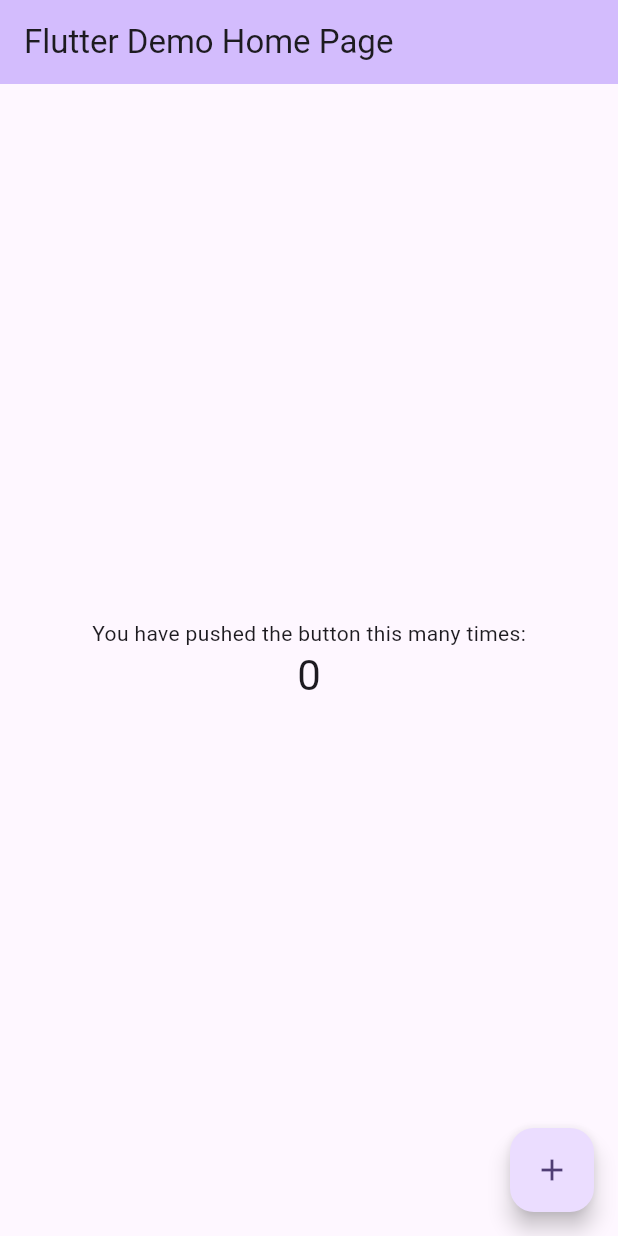
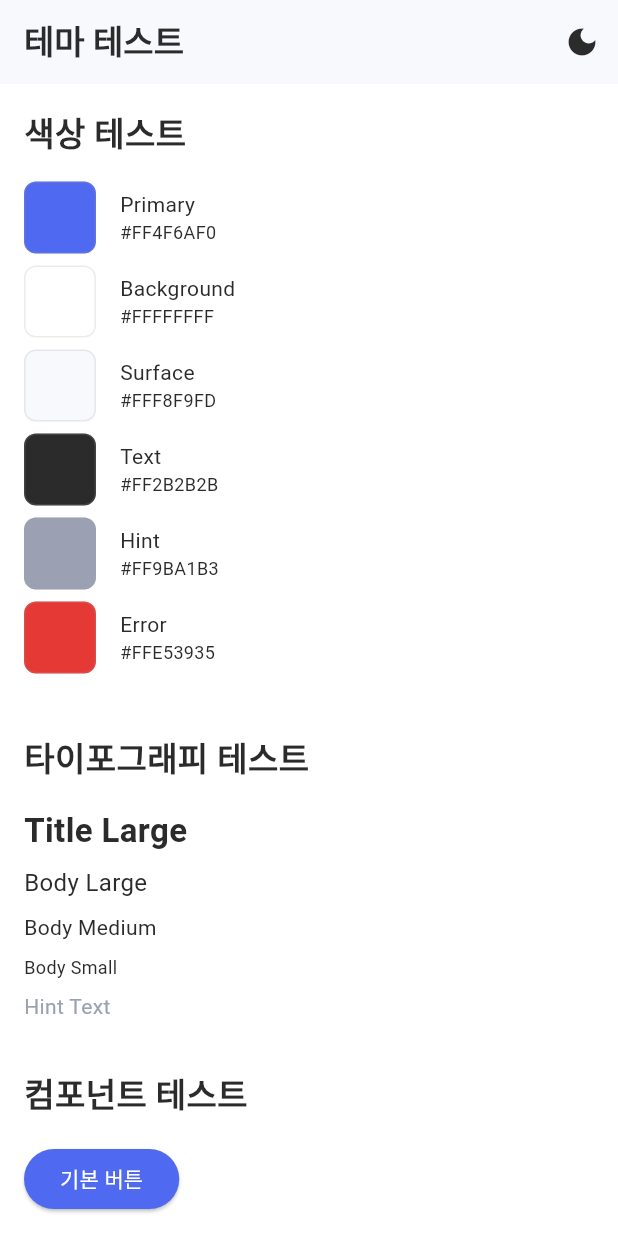
Before and after one commit to dev-gbc/qode, a Flutter app: the screen it shows after launch, on a phone screen of 412 x 824 dp. Run offline on Flutter 3.47's test engine with Material 3 defaults, Android fonts, the phone set to English and light mode, and no system bars; our stand-ins replace flutter_riverpod, riverpod_annotation; generated files the repository leaves out were written again; Roboto replaces fonts that are missing (Pretendard).

Commit message:
Add: add theme system

```diff
--- /dev/null
+++ b/lib/core/theme/foundation/app_color.dart
@@ -0,0 +1,23 @@
+part of 'app_theme.dart';
+
+class AppColor {
+  const AppColor({
+    required this.background,
+    required this.surface,
+    required this.text,
+    required this.hint,
+    required this.primary,
+    required this.onPrimary,
+    required this.error,
+    required this.onError,
+  });
+
+  final Color background;
+  final Color surface;
+  final Color text;
+  final Color hint;
+  final Color primary;
+  final Color onPrimary;
+  final Color error;
+  final Color onError;
+}
--- /dev/null
+++ b/lib/core/theme/foundation/app_font.dart
@@ -0,0 +1,51 @@
+part of 'app_theme.dart';
+
+class AppFont {
+  AppFont({
+    required this.font,
+    required this.textColor,
+    required this.hintColor,
+  });
+
+  final Font font;
+  final Color textColor;
+  final Color hintColor;
+
+  // 기본 텍스트 스타일
+  TextStyle get bodyLarge => TextStyle(
+        fontFamily: font.name,
+        fontSize: 16,
+        fontWeight: font.regular,
+        color: textColor,
+      );
+
+  TextStyle get bodyMedium => TextStyle(
+        fontFamily: font.name,
+        fontSize: 14,
+        fontWeight: font.regular,
+        color: textColor,
+      );
+
+  TextStyle get bodySmall => TextStyle(
+        fontFamily: font.name,
+        fontSize: 12,
+        fontWeight: font.regular,
+        color: textColor,
+      );
+
+  // 제목 스타일
+  TextStyle get titleLarge => TextStyle(
+        fontFamily: font.name,
+        fontSize: 22,
+        fontWeight: font.bold,
+        color: textColor,
+      );
+
+  // 힌트 스타일
+  TextStyle get hint => TextStyle(
+        fontFamily: font.name,
+        fontSize: 14,
+        fontWeight: font.regular,
+        color: hintColor,
+      );
+}
--- /dev/null
+++ b/lib/core/theme/foundation/app_mode.dart
@@ -0,0 +1,15 @@
+part of 'app_theme.dart';
+
+enum AppMode {
+  light,
+  dark;
+
+  String toJson() => name;
+
+  static AppMode fromJson(String json) {
+    return AppMode.values.firstWhere(
+      (mode) => mode.name == json,
+      orElse: () => AppMode.light,
+    );
+  }
+}
--- /dev/null
+++ b/lib/core/theme/pages/theme_test_page.dart
@@ -0,0 +1,186 @@
+// lib/core/theme/test/theme_test_page.dart
+
+import 'package:flutter/material.dart';
+import 'package:flutter_riverpod/flutter_riverpod.dart';
+import 'package:qode/core/theme/foundation/app_theme.dart';
+import 'package:qode/core/theme/providers/theme_provider.dart';
+
+class ThemeTestPage extends ConsumerWidget {
+  const ThemeTestPage({super.key});
+
+  @override
+  Widget build(BuildContext context, WidgetRef ref) {
+    final theme = ref.theme;
+    final color = ref.color;
+    final font = ref.font;
+
+    return Scaffold(
+      backgroundColor: color.background,
+      appBar: AppBar(
+        backgroundColor: color.surface,
+        title: Text('테마 테스트', style: font.titleLarge),
+        actions: [
+          IconButton(
+            icon: Icon(
+              theme.mode == AppMode.light ? Icons.dark_mode : Icons.light_mode,
+              color: color.text,
+            ),
+            onPressed: () => ref.read(themeProvider.notifier).toggleTheme(),
+          ),
+        ],
+      ),
+      body: SingleChildScrollView(
+        padding: const EdgeInsets.all(16),
+        child: Column(
+          crossAxisAlignment: CrossAxisAlignment.start,
+          children: [
+            // 색상 섹션
+            _buildSection(
+              title: '색상 테스트',
+              content: Column(
+                crossAxisAlignment: CrossAxisAlignment.start,
+                children: [
+                  _buildColorTile('Primary', color.primary),
+                  _buildColorTile('Background', color.background),
+                  _buildColorTile('Surface', color.surface),
+                  _buildColorTile('Text', color.text),
+                  _buildColorTile('Hint', color.hint),
+                  _buildColorTile('Error', color.error),
+                ],
+              ),
+              font: font,
+              color: color,
+            ),
+
+            const SizedBox(height: 32),
+
+            // 타이포그래피 섹션
+            _buildSection(
+              title: '타이포그래피 테스트',
+              content: Column(
+                crossAxisAlignment: CrossAxisAlignment.start,
+                children: [
+                  Text('Title Large', style: font.titleLarge),
+                  const SizedBox(height: 8),
+                  Text('Body Large', style: font.bodyLarge),
+                  const SizedBox(height: 8),
+                  Text('Body Medium', style: font.bodyMedium),
+                  const SizedBox(height: 8),
+                  Text('Body Small', style: font.bodySmall),
+                  const SizedBox(height: 8),
+                  Text('Hint Text', style: font.hint),
+                ],
+              ),
+              font: font,
+              color: color,
+            ),
+
+            const SizedBox(height: 32),
+
+            // 컴포넌트 섹션
+            _buildSection(
+              title: '컴포넌트 테스트',
+              content: Column(
+                crossAxisAlignment: CrossAxisAlignment.start,
+                children: [
+                  // 버튼 예시
+                  ElevatedButton(
+                    style: ElevatedButton.styleFrom(
+                      backgroundColor: color.primary,
+                      foregroundColor: color.onPrimary,
+                    ),
+                    onPressed: () {},
+                    child: const Text('기본 버튼'),
+                  ),
+                  const SizedBox(height: 16),
+
+                  // 텍스트 필드 예시
+                  TextField(
+                    decoration: InputDecoration(
+                      hintText: '텍스트 입력',
+                      hintStyle: font.hint,
+                      filled: true,
+                      fillColor: color.surface,
+                      border: OutlineInputBorder(
+                        borderSide: BorderSide.none,
+                        borderRadius: BorderRadius.circular(8),
+                      ),
+                    ),
+                  ),
+                  const SizedBox(height: 16),
+
+                  // 카드 예시
+                  Container(
+                    padding: const EdgeInsets.all(16),
+                    decoration: BoxDecoration(
+                      color: color.surface,
+                      borderRadius: BorderRadius.circular(8),
+                    ),
+                    child: Column(
+                      crossAxisAlignment: CrossAxisAlignment.start,
+                      children: [
+                        Text('카드 타이틀', style: font.bodyLarge),
+                        const SizedBox(height: 8),
+                        Text('카드 내용', style: font.bodyMedium),
+                      ],
+                    ),
+                  ),
+                ],
+              ),
+              font: font,
+              color: color,
+            ),
+          ],
+        ),
+      ),
+    );
+  }
+
+  Widget _buildSection({
+    required String title,
+    required Widget content,
+    required AppFont font,
+    required AppColor color,
+  }) {
+    return Column(
+      crossAxisAlignment: CrossAxisAlignment.start,
+      children: [
+        Text(title, style: font.titleLarge),
+        const SizedBox(height: 16),
+        content,
+      ],
+    );
+  }
+
+  Widget _buildColorTile(String name, Color color) {
+    return Padding(
+      padding: const EdgeInsets.only(bottom: 8),
+      child: Row(
+        children: [
+          Container(
+            width: 48,
+            height: 48,
+            decoration: BoxDecoration(
+              color: color,
+              borderRadius: BorderRadius.circular(8),
+              border: Border.all(color: Colors.grey.withOpacity(0.2)),
+            ),
+          ),
+          const SizedBox(width: 16),
+          Expanded(
+            child: Column(
+              crossAxisAlignment: CrossAxisAlignment.start,
+              children: [
+                Text(name),
+                Text(
+                  '#${color.value.toRadixString(16).padLeft(8, '0').toUpperCase()}',
+                  style: const TextStyle(fontSize: 12),
+                ),
+              ],
+            ),
+          ),
+        ],
+      ),
+    );
+  }
+}
--- /dev/null
+++ b/lib/core/theme/resources/font.dart
@@ -0,0 +1,38 @@
+// lib/core/theme/resources/font.dart
+
+import 'package:flutter/material.dart';
+
+abstract class Font {
+  Font({
+    required this.name,
+    required this.regular,
+    required this.medium,
+    required this.semiBold,
+    required this.bold,
+  });
+
+  final String name;
+  final FontWeight regular;
+  final FontWeight medium;
+  final FontWeight semiBold;
+  final FontWeight bold;
+}
+
+class Pretendard implements Font {
+  const Pretendard();
+
+  @override
+  final String name = 'Pretendard';
+
+  @override
+  final FontWeight regular = FontWeight.w400;
+
+  @override
+  final FontWeight medium = FontWeight.w500;
+
+  @override
+  final FontWeight semiBold = FontWeight.w600;
+
+  @override
+  final FontWeight bold = FontWeight.w700;
+}
--- /dev/null
+++ b/lib/core/theme/theme/dark_theme.dart
@@ -0,0 +1,59 @@
+import 'package:flutter/material.dart';
+import 'package:qode/core/theme/foundation/app_theme.dart';
+import 'package:qode/core/theme/resources/font.dart';
+
+class DarkTheme implements AppTheme {
+  // 싱글톤 패턴 구현
+  static final DarkTheme _instance = DarkTheme._internal();
+  factory DarkTheme() => _instance;
+  DarkTheme._internal() {
+    _color = AppColor(
+      background: const Color(0xFF1A1A1A),
+      surface: const Color(0xFF242424),
+      text: const Color(0xFFF1F1F1),
+      hint: const Color(0xFF8E8E8E),
+      primary: const Color(0xFF6C85F2),
+      onPrimary: const Color(0xFF1A1A1A),
+      error: const Color(0xFFEF5350),
+      onError: const Color(0xFF1A1A1A),
+    );
+
+    _font = AppFont(
+      font: const Pretendard(),
+      textColor: _color.text,
+      hintColor: _color.hint,
+    );
+  }
+
+  late final AppColor _color;
+  late final AppFont _font;
+
+  @override
+  AppMode get mode => AppMode.dark;
+
+  @override
+  AppColor get color => _color;
+
+  @override
+  AppFont get font => _font;
+
+  @override
+  ThemeData get themeData => ThemeData(
+        brightness: Brightness.dark,
+        primaryColor: _color.primary,
+        scaffoldBackgroundColor: _color.background,
+        colorScheme: ColorScheme.dark(
+          primary: _color.primary,
+          onPrimary: _color.onPrimary,
+          error: _color.error,
+          onError: _color.onError,
+          surface: _color.surface,
+        ),
+        textTheme: TextTheme(
+          bodyLarge: _font.bodyLarge,
+          bodyMedium: _font.bodyMedium,
+          bodySmall: _font.bodySmall,
+          titleLarge: _font.titleLarge,
+        ),
+      );
+}
--- /dev/null
+++ b/lib/core/theme/theme/light_theme.dart
@@ -0,0 +1,59 @@
+import 'package:flutter/material.dart';
+import 'package:qode/core/theme/foundation/app_theme.dart';
+import 'package:qode/core/theme/resources/font.dart';
+
+class LightTheme implements AppTheme {
+  // 싱글톤 패턴 구현
+  static final LightTheme _instance = LightTheme._internal();
+  factory LightTheme() => _instance;
+  LightTheme._internal() {
+    _color = AppColor(
+      background: Colors.white,
+      surface: const Color(0xFFF8F9FD),
+      text: const Color(0xFF2B2B2B),
+      hint: const Color(0xFF9BA1B3),
+      primary: const Color(0xFF4F6AF0),
+      onPrimary: Colors.white,
+      error: const Color(0xFFE53935),
+      onError: Colors.white,
+    );
+
+    _font = AppFont(
+      font: const Pretendard(),
+      textColor: _color.text,
+      hintColor: _color.hint,
+    );
+  }
+
+  late final AppColor _color;
+  late final AppFont _font;
+
+  @override
+  AppMode get mode => AppMode.light;
+
+  @override
+  AppColor get color => _color;
+
+  @override
+  AppFont get font => _font;
+
+  @override
+  ThemeData get themeData => ThemeData(
+        brightness: Brightness.light,
+        primaryColor: _color.primary,
+        scaffoldBackgroundColor: _color.background,
+        colorScheme: ColorScheme.light(
+          primary: _color.primary,
+          onPrimary: _color.onPrimary,
+          error: _color.error,
+          onError: _color.onError,
+          surface: _color.surface,
+        ),
+        textTheme: TextTheme(
+          bodyLarge: _font.bodyLarge,
+          bodyMedium: _font.bodyMedium,
+          bodySmall: _font.bodySmall,
+          titleLarge: _font.titleLarge,
+        ),
+      );
+}
--- a/lib/main.dart
+++ b/lib/main.dart
@@ -1,69 +1,27 @@
 import 'package:flutter/material.dart';
+import 'package:flutter_riverpod/flutter_riverpod.dart';
+import 'package:qode/core/theme/pages/theme_test_page.dart';
+import 'package:qode/core/theme/providers/theme_provider.dart';
 
 void main() {
-  runApp(const MyApp());
+  runApp(
+    const ProviderScope(
+      child: MyApp(),
+    ),
+  );
 }
 
-class MyApp extends StatelessWidget {
+class MyApp extends ConsumerWidget {
   const MyApp({super.key});
 
   @override
-  Widget build(BuildContext context) {
+  Widget build(BuildContext context, WidgetRef ref) {
+    final theme = ref.theme;
+
     return MaterialApp(
-      title: 'Flutter Demo',
-      theme: ThemeData(
-        colorScheme: ColorScheme.fromSeed(seedColor: Colors.deepPurple),
-        useMaterial3: true,
-      ),
-      home: const MyHomePage(title: 'Flutter Demo Home Page'),
+      title: 'QR 코드 생성기',
+      theme: theme.themeData,
+      home: const ThemeTestPage(),
     );
   }
 }
-
-class MyHomePage extends StatefulWidget {
-  const MyHomePage({super.key, required this.title});
-
-  final String title;
-
-  @override
-  State<MyHomePage> createState() => _MyHomePageState();
-}
-
-class _MyHomePageState extends State<MyHomePage> {
-  int _counter = 0;
-
-  void _incrementCounter() {
-    setState(() {
-      _counter++;
-    });
-  }
-
-  @override
-  Widget build(BuildContext context) {
-    return Scaffold(
-      appBar: AppBar(
-        backgroundColor: Theme.of(context).colorScheme.inversePrimary,
-        title: Text(widget.title),
-      ),
-      body: Center(
-        child: Column(
-          mainAxisAlignment: MainAxisAlignment.center,
-          children: <Widget>[
-            const Text(
-              'You have pushed the button this many times:',
-            ),
-            Text(
-              '$_counter',
-              style: Theme.of(context).textTheme.headlineMedium,
-            ),
-          ],
-        ),
-      ),
-      floatingActionButton: FloatingActionButton(
-        onPressed: _incrementCounter,
-        tooltip: 'Increment',
-        child: const Icon(Icons.add),
-      ),
-    );
-  }
-}
```
Also changed, not shown: analysis_options.yaml (+9 -23 lines), lib/core/constants/theme_constants.dart (added, +7 -0 lines), lib/core/theme/foundation/app_theme.dart (added, +14 -0 lines), lib/core/theme/providers/theme_provider.dart (added, +31 -0 lines), lib/core/theme/resources/palette.dart (added, +20 -0 lines), pubspec.yaml (+11 -1 lines), lib/core/theme/providers/theme_provider.g.dart (added), 4 other files.
